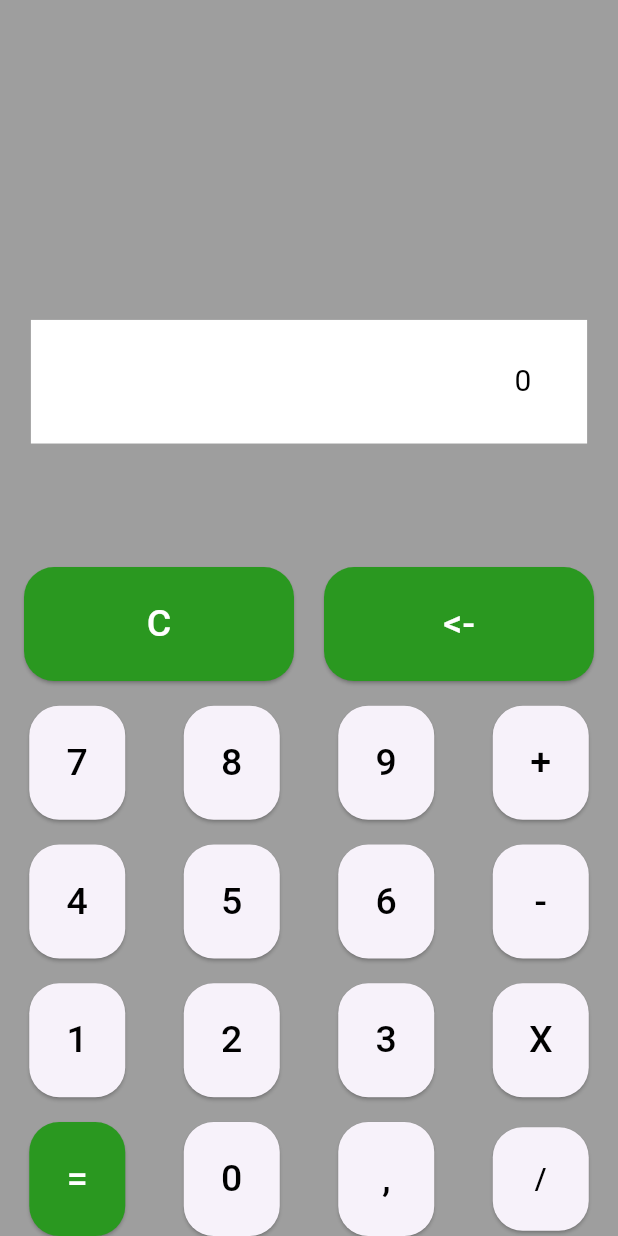
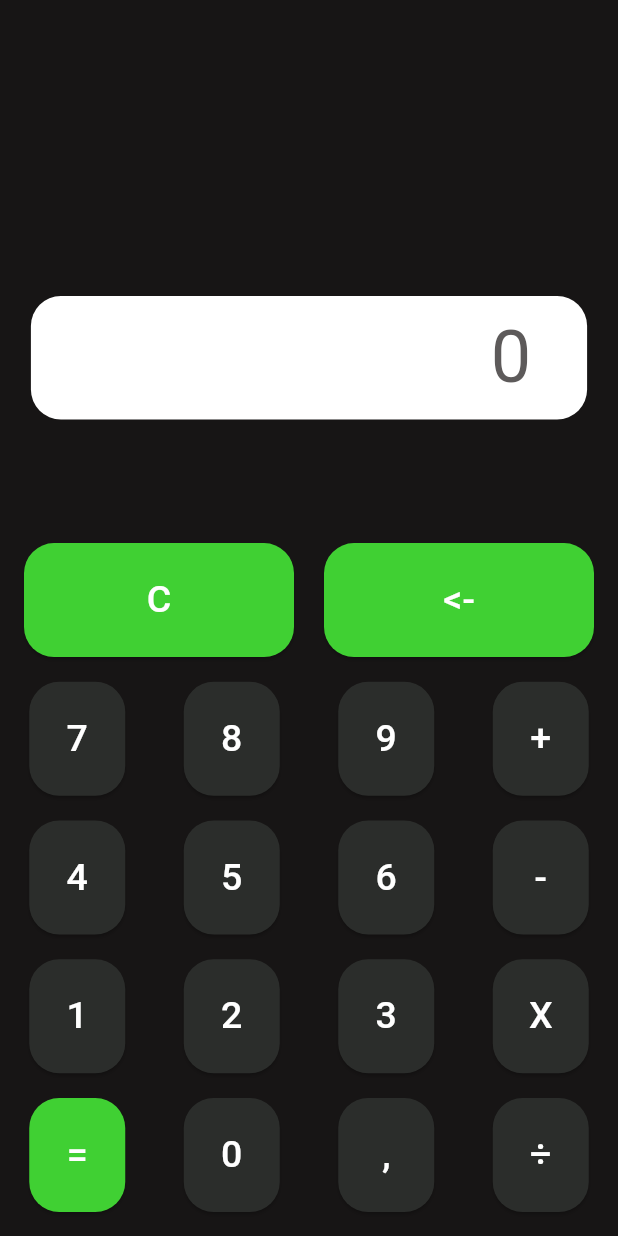
Before and after one commit to Hirukinawa/calculadora_flutter, a Flutter app: the screen it shows after launch, on a phone screen of 412 x 824 dp. Run offline on Flutter 3.47's test engine with Material 3 defaults, Android fonts, the phone set to English and light mode, and no system bars; Roboto replaces fonts that are missing (Seven).

Commit message:
v3 - Layout finalizado

```diff
--- a/lib/assets/styles/styles.dart
+++ b/lib/assets/styles/styles.dart
@@ -3,16 +3,19 @@ import 'package:flutter/material.dart';
 class Styles {
 
   static const TextStyle buttonText = TextStyle(
-    color: Colors.black,
+    color: Colors.white,
     fontSize: 25,
+    fontFamily: "Seven",
   );
 
-  static const TextStyle buttonEqualsText = TextStyle(
-    color: Colors.white,
-    fontSize: 25,
+  static const TextStyle ledNumber = TextStyle(
+    color: Color.fromARGB(255, 93, 90, 90),
+    fontSize: 48,
+    fontFamily: "Seven",
   );
 
   static final ButtonStyle buttonStyle = ElevatedButton.styleFrom(
+    backgroundColor: const Color.fromARGB(255, 43, 45, 43),
     padding: const EdgeInsets.all(20),
     shape: RoundedRectangleBorder(
       borderRadius: BorderRadius.circular(20),
@@ -20,7 +23,7 @@ class Styles {
   );
 
   static final ButtonStyle buttonEquals = ElevatedButton.styleFrom(
-    backgroundColor: const Color.fromARGB(255, 42, 152, 32),
+    backgroundColor: const Color.fromARGB(255, 64, 208, 51),
     padding: const EdgeInsets.all(20),
     shape: RoundedRectangleBorder(
       borderRadius: BorderRadius.circular(20),
--- a/lib/calculadora.dart
+++ b/lib/calculadora.dart
@@ -16,14 +16,19 @@ class _CalculadoraState extends State<Calculadora> {
     return Scaffold(
       body: Container(
           width: MediaQuery.of(context).size.width,
-          color: Colors.grey,
+          color: const Color.fromARGB(255, 23, 21, 21),
+          child: Padding(
+            padding: const EdgeInsets.symmetric(vertical: 16.0),
             child: Column(
               mainAxisAlignment: MainAxisAlignment.end,
               children: [
                 Container(
                   width: MediaQuery.of(context).size.width * 0.90,
                   height: MediaQuery.of(context).size.height * 0.10,
+                  decoration: BoxDecoration(
                     color: Colors.white,
+                    borderRadius: BorderRadius.circular(20),
+                  ),
                   child: FractionallySizedBox(
                     widthFactor: 0.8,
                     child: Row(
@@ -31,8 +36,7 @@ class _CalculadoraState extends State<Calculadora> {
                       children: [
                         Text(
                           numeroTela,
-                        style:
-                            const TextStyle(color: Colors.black, fontSize: 20),
+                          style: Styles.ledNumber,
                         ),
                       ],
                     ),
@@ -43,7 +47,6 @@ class _CalculadoraState extends State<Calculadora> {
                 ),
                 SizedBox(
                   width: MediaQuery.of(context).size.width,
-                //height: MediaQuery.of(context).size.height * 0.50,
                   child: Column(
                     mainAxisAlignment: MainAxisAlignment.end,
                     crossAxisAlignment: CrossAxisAlignment.end,
@@ -61,7 +64,7 @@ class _CalculadoraState extends State<Calculadora> {
                                 },
                                 child: const Text(
                                   'C',
-                                style: Styles.buttonEqualsText,
+                                  style: Styles.buttonText,
                                 ),
                               ),
                             ),
@@ -74,7 +77,7 @@ class _CalculadoraState extends State<Calculadora> {
                                 },
                                 child: const Text(
                                   '<-',
-                                style: Styles.buttonEqualsText,
+                                  style: Styles.buttonText,
                                 ),
                               ),
                             ),
@@ -249,7 +252,7 @@ class _CalculadoraState extends State<Calculadora> {
                               },
                               child: const Text(
                                 "=",
-                              style: Styles.buttonEqualsText,
+                                style: Styles.buttonText,
                               ),
                             ),
                             ElevatedButton(
@@ -278,11 +281,8 @@ class _CalculadoraState extends State<Calculadora> {
                                 divisao();
                               },
                               child: const Text(
-                              "/",
-                              style: TextStyle(
-                                color: Colors.black,
-                                fontSize: 20,
-                              ),
+                                "÷",
+                                style: Styles.buttonText,
                               ),
                             )
                           ],
@@ -292,6 +292,7 @@ class _CalculadoraState extends State<Calculadora> {
                   ),
                 ),
               ],
+            ),
           )),
     );
   }
--- a/pubspec.yaml
+++ b/pubspec.yaml
@@ -52,6 +52,10 @@ dev_dependencies:
 
 # The following section is specific to Flutter packages.
 flutter:
+  fonts:
+    - family: 'Seven'
+      fonts:
+        - asset: 'lib\assets\fonts\Seven Segment.ttf'
 
   # The following line ensures that the Material Icons font is
   # included with your application, so that you can use the icons in
```
Also changed, not shown: lib/assets/fonts/Seven Segment.ttf (added), 1 other file. Lines whose indentation alone changed are shown as unchanged.
